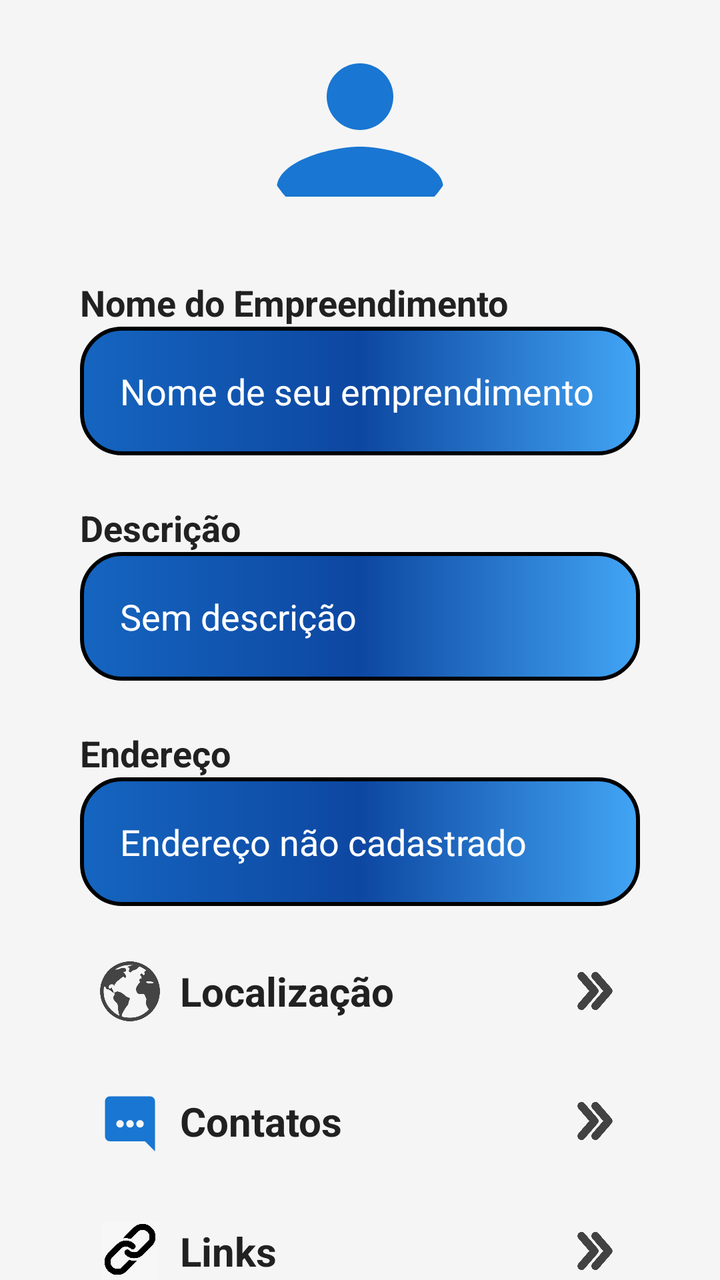
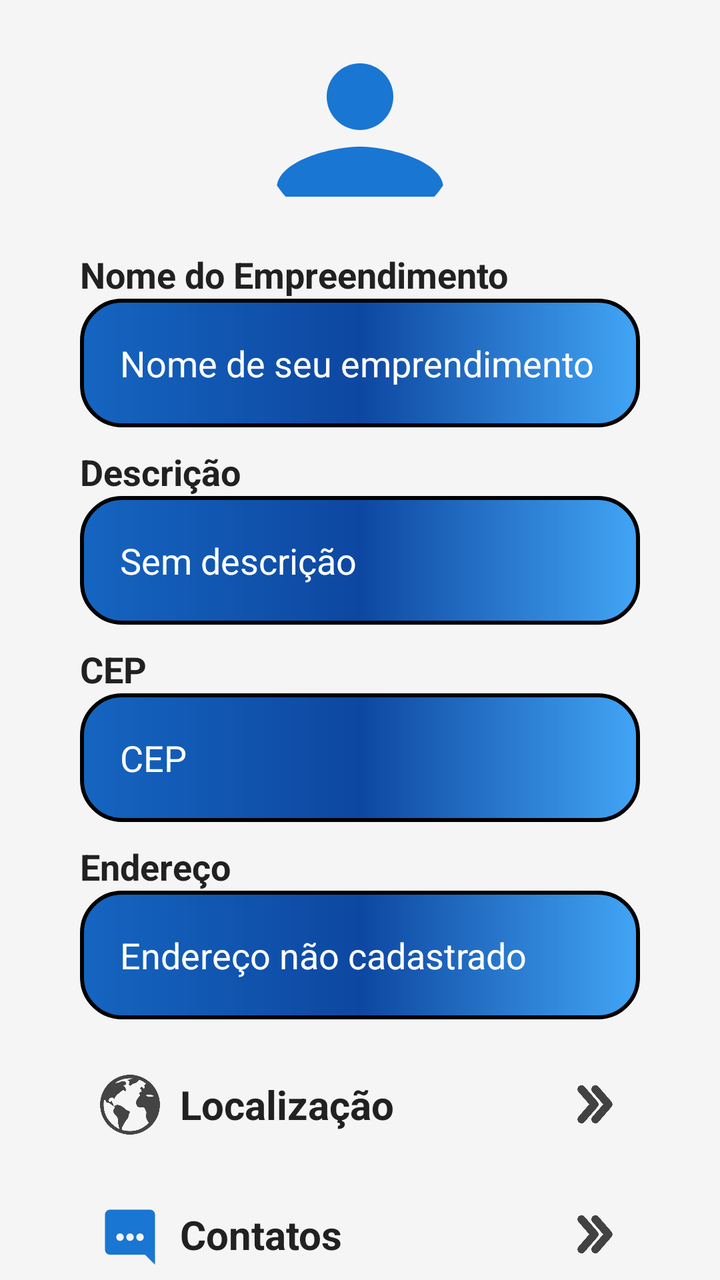

Two renders of the same Android screen: before a commit and after it. Below are the layout's source before the change and the commit's diff.
<!-- AndroidManifest.xml: application theme Theme.AppNegocios -->
<!-- res/layout/fragment_perfil.xml -->
<?xml version="1.0" encoding="utf-8"?>
<androidx.core.widget.NestedScrollView xmlns:android="http://schemas.android.com/apk/res/android"
    xmlns:tools="http://schemas.android.com/tools"
    android:layout_width="match_parent"
    android:layout_height="match_parent"
    android:fillViewport="true">

    <androidx.constraintlayout.widget.ConstraintLayout xmlns:android="http://schemas.android.com/apk/res/android"
        xmlns:app="http://schemas.android.com/apk/res-auto"
        xmlns:tools="http://schemas.android.com/tools"
        android:layout_width="match_parent"
        android:layout_height="match_parent"
        android:background="@drawable/backgroud"
        tools:context=".ui.perfil.PerfilFragment">

        <com.google.android.material.imageview.ShapeableImageView
            android:id="@+id/iconUser"
            android:layout_width="100dp"
            android:layout_height="100dp"
            android:layout_marginTop="15dp"
            android:layout_marginBottom="5dp"
            android:clickable="false"
            android:src="@drawable/ic_perfil"
            app:layout_constraintEnd_toEndOf="parent"
            app:layout_constraintStart_toStartOf="parent"
            app:layout_constraintTop_toTopOf="parent"
            app:shapeAppearanceOverlay="@style/RoundedImage" />

        <TextView
            android:id="@+id/text_alterFoto"
            android:layout_width="wrap_content"
            android:layout_height="wrap_content"
            android:layout_marginTop="5dp"
            android:text="Alterar foto de perfil"
            android:textColor="@color/blue_light"
            android:textSize="15sp"
            android:textStyle="bold"
            android:visibility="gone"
            app:layout_constraintEnd_toEndOf="parent"
            app:layout_constraintStart_toStartOf="parent"
            app:layout_constraintTop_toBottomOf="@+id/iconUser"

            />

        <TextView
            android:id="@+id/text_nome"
            android:layout_width="wrap_content"
            android:layout_height="wrap_content"
            android:layout_marginStart="40dp"
            android:layout_marginTop="24dp"
            android:text="@string/nome"
            android:textColor="@color/dark_gray"
            android:textSize="18sp"
            android:textStyle="bold"
            app:layout_constraintStart_toStartOf="parent"
            app:layout_constraintTop_toBottomOf="@+id/iconUser" />

        <EditText
            android:id="@+id/edit_nome"
            style="@style/edit_text"
            android:layout_marginTop="0dp"
            android:enabled="false"
            android:hint="Nome de seu emprendimento"
            android:inputType="text"
            android:textColor="@color/white"
            android:textColorHint="@color/white"
            app:layout_constraintEnd_toEndOf="parent"
            app:layout_constraintStart_toStartOf="parent"
            app:layout_constraintTop_toBottomOf="@+id/text_nome" />

        <TextView
            android:id="@+id/text_desc"
            android:layout_width="wrap_content"
            android:layout_height="wrap_content"
            android:layout_marginStart="40dp"
            android:layout_marginTop="24dp"
            android:text="Descrição"
            android:textColor="@color/dark_gray"
            android:textSize="18sp"
            android:textStyle="bold"
            app:layout_constraintStart_toStartOf="parent"
            app:layout_constraintTop_toBottomOf="@+id/edit_nome" />

        <EditText
            android:id="@+id/edit_descricao"
            style="@style/edit_text"
            android:layout_marginTop="0dp"
            android:enabled="false"
            android:hint="Sem descrição"
            android:maxLines="6"
            android:textColor="@color/white"
            android:textColorHint="@color/white"
            app:layout_constraintEnd_toEndOf="parent"
            app:layout_constraintStart_toStartOf="parent"
            app:layout_constraintTop_toBottomOf="@+id/text_desc" />

        <TextView
            android:id="@+id/text_endereco"
            android:layout_width="wrap_content"
            android:layout_height="wrap_content"
            android:layout_marginStart="40dp"
            android:layout_marginTop="24dp"
            android:text="Endereço"
            android:textColor="@color/dark_gray"
            android:textSize="18sp"
            android:textStyle="bold"
            app:layout_constraintStart_toStartOf="parent"
            app:layout_constraintTop_toBottomOf="@+id/edit_descricao" />

        <EditText
            android:id="@+id/edit_endereco"
            style="@style/edit_text"
            android:layout_marginTop="0dp"
            android:enabled="false"
            android:hint="Endereço não cadastrado"
            android:maxLines="6"
            android:textColor="@color/white"
            android:textColorHint="@color/white"
            app:layout_constraintEnd_toEndOf="parent"
            app:layout_constraintStart_toStartOf="parent"
            app:layout_constraintTop_toBottomOf="@+id/text_endereco" />

        <View
            android:id="@+id/bt_localizacao"
            android:layout_width="match_parent"
            android:layout_height="65dp"
            android:layout_marginTop="10dp"
            app:layout_constraintEnd_toEndOf="parent"
            app:layout_constraintStart_toStartOf="parent"
            app:layout_constraintTop_toBottomOf="@id/edit_endereco" />

        <ImageView
            android:id="@+id/ic_globo"
            android:layout_width="30dp"
            android:layout_height="30dp"
            android:layout_marginStart="50dp"
            android:src="@drawable/ic_globo"
            app:layout_constraintBottom_toBottomOf="@+id/bt_localizacao"
            app:layout_constraintStart_toStartOf="@+id/bt_localizacao"
            app:layout_constraintTop_toTopOf="@+id/bt_localizacao" />

        <TextView
            android:layout_width="wrap_content"
            android:layout_height="wrap_content"
            android:layout_marginStart="10dp"
            android:text="Localização"
            android:textColor="@color/dark_gray"
            android:textSize="20sp"
            android:textStyle="bold"
            app:layout_constraintBottom_toBottomOf="@+id/bt_localizacao"
            app:layout_constraintStart_toEndOf="@+id/ic_globo"
            app:layout_constraintTop_toTopOf="@+id/bt_localizacao" />

        <ImageView
            android:layout_width="25dp"
            android:layout_height="25dp"
            android:layout_marginEnd="50dp"
            android:src="@drawable/ic_seta_right"
            app:layout_constraintBottom_toBottomOf="@+id/bt_localizacao"
            app:layout_constraintEnd_toEndOf="@+id/bt_localizacao"
            app:layout_constraintTop_toTopOf="@+id/bt_localizacao" />

        <View
            android:id="@+id/bt_contatos"
            android:layout_width="match_parent"
            android:layout_height="65dp"
            app:layout_constraintEnd_toEndOf="parent"
            app:layout_constraintStart_toStartOf="parent"
            app:layout_constraintTop_toBottomOf="@id/bt_localizacao" />

        <ImageView
            android:id="@+id/ic_contato"
            android:layout_width="30dp"
            android:layout_height="30dp"
            android:layout_marginStart="50dp"
            android:src="@drawable/ic_balao_fala"
            app:layout_constraintBottom_toBottomOf="@+id/bt_contatos"
            app:layout_constraintStart_toStartOf="@+id/bt_contatos"
            app:layout_constraintTop_toTopOf="@+id/bt_contatos" />

        <TextView
            android:id="@+id/text_graficos"
            android:layout_width="wrap_content"
            android:layout_height="wrap_content"
            android:layout_marginStart="10dp"
            android:text="Contatos"
            android:textColor="@color/dark_gray"
            android:textSize="20sp"
            android:textStyle="bold"
            app:layout_constraintBottom_toBottomOf="@+id/bt_contatos"
            app:layout_constraintStart_toEndOf="@+id/ic_contato"
            app:layout_constraintTop_toTopOf="@+id/bt_contatos" />

        <ImageView
            android:layout_width="25dp"
            android:layout_height="25dp"
            android:layout_marginEnd="50dp"
            android:src="@drawable/ic_seta_right"
            app:layout_constraintBottom_toBottomOf="@+id/bt_contatos"
            app:layout_constraintEnd_toEndOf="@+id/bt_contatos"
            app:layout_constraintTop_toTopOf="@+id/bt_contatos" />

        <View
            android:id="@+id/bt_links"
            android:layout_width="match_parent"
            android:layout_height="65dp"
            app:layout_constraintEnd_toEndOf="parent"
            app:layout_constraintStart_toStartOf="parent"
            app:layout_constraintTop_toBottomOf="@id/bt_contatos" />

        <ImageView
            android:id="@+id/ic_links"
            android:layout_width="30dp"
            android:layout_height="30dp"
            android:layout_marginStart="50dp"
            android:src="@drawable/ic_link"
            app:layout_constraintBottom_toBottomOf="@+id/bt_links"
            app:layout_constraintStart_toStartOf="@+id/bt_links"
            app:layout_constraintTop_toTopOf="@+id/bt_links" />

        <TextView
            android:layout_width="wrap_content"
            android:layout_height="wrap_content"
            android:layout_marginStart="10dp"
            android:text="Links"
            android:textColor="@color/dark_gray"
            android:textSize="20sp"
            android:textStyle="bold"
            app:layout_constraintBottom_toBottomOf="@+id/bt_links"
            app:layout_constraintStart_toEndOf="@+id/ic_links"
            app:layout_constraintTop_toTopOf="@+id/bt_links" />

        <ImageView
            android:layout_width="25dp"
            android:layout_height="25dp"
            android:layout_marginEnd="50dp"
            android:src="@drawable/ic_seta_right"
            app:layout_constraintBottom_toBottomOf="@+id/bt_links"
            app:layout_constraintEnd_toEndOf="@+id/bt_links"
            app:layout_constraintTop_toTopOf="@+id/bt_links" />

        <View
            android:id="@+id/bt_relogio"
            android:layout_width="match_parent"
            android:layout_height="65dp"
            app:layout_constraintEnd_toEndOf="parent"
            app:layout_constraintStart_toStartOf="parent"
            app:layout_constraintTop_toBottomOf="@id/bt_links" />

        <ImageView
            android:id="@+id/ic_relogio"
            android:layout_width="30dp"
            android:layout_height="30dp"
            android:layout_marginStart="50dp"
            android:src="@drawable/ic_relogio"
            app:layout_constraintBottom_toBottomOf="@+id/bt_relogio"
            app:layout_constraintStart_toStartOf="@+id/bt_relogio"
            app:layout_constraintTop_toTopOf="@+id/bt_relogio" />

        <TextView
            android:layout_width="wrap_content"
            android:layout_height="wrap_content"
            android:layout_marginStart="10dp"
            android:text="Horários"
            android:textColor="@color/dark_gray"
            android:textSize="20sp"
            android:textStyle="bold"
            app:layout_constraintBottom_toBottomOf="@+id/bt_relogio"
            app:layout_constraintStart_toEndOf="@+id/ic_relogio"
            app:layout_constraintTop_toTopOf="@+id/bt_relogio" />

        <ImageView
            android:layout_width="25dp"
            android:layout_height="25dp"
            android:layout_marginEnd="50dp"
            android:src="@drawable/ic_seta_right"
            app:layout_constraintBottom_toBottomOf="@+id/bt_relogio"
            app:layout_constraintEnd_toEndOf="@+id/bt_relogio"
            app:layout_constraintTop_toTopOf="@+id/bt_relogio" />

        <androidx.constraintlayout.widget.ConstraintLayout
            android:id="@+id/bt_categoria"
            android:layout_width="match_parent"
            android:layout_height="wrap_content"
            android:minHeight="65dp"
            app:layout_constraintEnd_toEndOf="parent"
            app:layout_constraintStart_toStartOf="parent"
            app:layout_constraintTop_toBottomOf="@id/bt_relogio">

            <ImageView
                android:id="@+id/ic_categoria"
                android:layout_width="30dp"
                android:layout_height="30dp"
                android:layout_marginStart="50dp"
                android:src="@drawable/ic_categorias"
                app:layout_constraintBottom_toBottomOf="@+id/bt_categoria"
                app:layout_constraintStart_toStartOf="@+id/bt_categoria"
                app:layout_constraintTop_toTopOf="@+id/bt_categoria" />

            <TextView
                android:id="@+id/text_categoria"
                android:layout_width="match_parent"
                android:layout_height="wrap_content"
                android:layout_marginStart="10dp"
                android:ellipsize="none"
                android:gravity="center"
                android:scrollHorizontally="false"
                android:singleLine="false"
                android:text="Categoria"
                android:textColor="@color/dark_gray"
                android:textSize="20sp"
                android:textStyle="bold"
                app:layout_constraintBottom_toBottomOf="@+id/bt_categoria"
                app:layout_constraintStart_toEndOf="@+id/ic_categoria"
                app:layout_constraintTop_toTopOf="@+id/bt_categoria" />

            <ImageView
                android:layout_width="25dp"
                android:layout_height="25dp"
                android:layout_marginEnd="50dp"
                android:src="@drawable/ic_seta_right"
                app:layout_constraintBottom_toBottomOf="@+id/bt_categoria"
                app:layout_constraintEnd_toEndOf="@+id/bt_categoria"
                app:layout_constraintTop_toTopOf="@+id/bt_categoria" />

        </androidx.constraintlayout.widget.ConstraintLayout>

        <androidx.appcompat.widget.AppCompatButton
            android:id="@+id/bt_editar"
            style="@style/mediumButton"
            android:text="Editar Informações"
            android:visibility="visible"
            app:layout_constraintBottom_toBottomOf="parent"
            app:layout_constraintEnd_toEndOf="parent"
            app:layout_constraintStart_toStartOf="parent"
            app:layout_constraintTop_toBottomOf="@+id/bt_categoria" />

        <androidx.appcompat.widget.AppCompatButton
            android:id="@+id/bt_salvar"
            style="@style/mediumButton"
            android:layout_marginEnd="80dp"
            android:text="Salvar"
            android:visibility="gone"
            app:layout_constraintBottom_toBottomOf="parent"
            app:layout_constraintEnd_toEndOf="parent"
            app:layout_constraintTop_toBottomOf="@+id/bt_categoria" />

        <androidx.appcompat.widget.AppCompatButton
            android:id="@+id/bt_cancelar"
            style="@style/lightButton"
            android:layout_marginStart="80dp"
            android:background="@drawable/light_button_selector"
            android:text="Cancelar"
            android:visibility="gone"
            app:layout_constraintBottom_toBottomOf="parent"
            app:layout_constraintStart_toStartOf="parent"
            app:layout_constraintTop_toBottomOf="@+id/bt_categoria" />

    </androidx.constraintlayout.widget.ConstraintLayout>
</androidx.core.widget.NestedScrollView>
<!-- resources referenced by this layout -->
<resources>
  <color name="blue_light">#42A5F5</color>
  <color name="dark_gray">#212121</color>
  <color name="white">#FFFFFFFF</color>
  <!-- drawable backgroud (drawable) -->
  <?xml version="1.0" encoding="utf-8"?>
  <shape xmlns:android="http://schemas.android.com/apk/res/android">
      
      <solid android:color="@color/gray_light"/>
  </shape>
  <!-- drawable light_button_selector (drawable) -->
  <?xml version="1.0" encoding="utf-8"?>
  <selector xmlns:android="http://schemas.android.com/apk/res/android">
  
      
      <item android:state_pressed="true" android:drawable="@drawable/light_button_press" />
  
      
      <item android:drawable="@drawable/light_button" />
  
  </selector>
  <string name="nome">Nome do Empreendimento</string>
  <style name="RoundedImage" parent="">
          <item name="cornerFamily">rounded</item>
          <item name="cornerSize">50%</item>
      </style>
  <style name="Theme.AppNegocios" parent="Base.Theme.AppNegocios" />
  <color name="gray_light">#F5F5F5</color>
  <!-- drawable light_button_press (drawable) -->
  <?xml version="1.0" encoding="utf-8"?>
  <shape xmlns:android="http://schemas.android.com/apk/res/android">
  
      <corners android:radius="12dp" />
  
      <stroke
          android:width="1dp"
          android:color="#AAAAAA" />
  
      <gradient
          android:startColor="#E0E0E0"
          android:endColor="#D0D0D0"
          android:angle="270" />
  </shape>
  <!-- drawable light_button (drawable) -->
  <?xml version="1.0" encoding="utf-8"?>
  <shape xmlns:android="http://schemas.android.com/apk/res/android">
  
      <corners android:radius="12dp" />
  
      <stroke
          android:width="1dp"
          android:color="#CCCCCC" />
  
      <gradient
          android:startColor="#FDFDFD"
          android:endColor="#EDEDED"
          android:angle="270" />
  </shape>
  <!-- drawable edit_text (drawable) -->
  <?xml version="1.0" encoding="utf-8"?>
  <shape xmlns:android="http://schemas.android.com/apk/res/android">
  
      <gradient
          android:startColor="@color/primaryBlue"
          android:centerColor="@color/deepBlue"
          android:endColor="@color/blue_light"
          android:angle="0"
          />
      <corners android:radius="20dp"/>
      <stroke android:color="@color/black" android:width="2dp"/>
  
  </shape>
  <!-- drawable button_selector (drawable) -->
  <?xml version="1.0" encoding="utf-8"?>
  <selector xmlns:android="http://schemas.android.com/apk/res/android">
      <item android:drawable="@drawable/button_pressed" android:state_pressed="true" />
      <item android:drawable="@drawable/button" />
  </selector>
  <style name="Base.Theme.AppNegocios" parent="Theme.Material3.DayNight.NoActionBar">
          
          <item name="colorPrimary">@color/deepBlue</item>
      </style>
  <color name="primaryBlue">#1565C0</color>
  <color name="deepBlue">#0D47A1</color>
  <color name="black">#FF000000</color>
  <!-- drawable button_pressed (drawable) -->
  <?xml version="1.0" encoding="utf-8"?>
  <shape xmlns:android="http://schemas.android.com/apk/res/android">
      <corners android:radius="20dp" />
      <solid android:color="#daa520" /> 
  </shape>
  <!-- drawable button (drawable) -->
  <?xml version="1.0" encoding="utf-8"?>
  <shape xmlns:android="http://schemas.android.com/apk/res/android">
  
      <corners android:radius="20dp"/>
      <gradient
          android:startColor="@color/orangeAccent"
          android:centerColor="@color/yellowAccent"
          android:endColor="@color/amber"
          android:angle="180"
          />
  
  </shape>
  <color name="orangeAccent">#F57C00</color>
  <color name="yellowAccent">#FFC107</color>
  <color name="amber">#FFA000</color>
  <!-- unchanged entries left out for length: 10 -->
</resources>

<!-- the commit's change to res/layout/fragment_perfil.xml (unified diff, before → after) -->
@@ -47,7 +47,7 @@
             android:layout_width="wrap_content"
             android:layout_height="wrap_content"
             android:layout_marginStart="40dp"
-            android:layout_marginTop="24dp"
+            android:layout_marginTop="10dp"
             android:text="@string/nome"
             android:textColor="@color/dark_gray"
             android:textSize="18sp"
@@ -73,7 +73,7 @@
             android:layout_width="wrap_content"
             android:layout_height="wrap_content"
             android:layout_marginStart="40dp"
-            android:layout_marginTop="24dp"
+            android:layout_marginTop="10dp"
             android:text="Descrição"
             android:textColor="@color/dark_gray"
             android:textSize="18sp"
@@ -95,17 +95,43 @@
             app:layout_constraintTop_toBottomOf="@+id/text_desc" />
 
         <TextView
+            android:id="@+id/text_cep"
+            android:layout_width="wrap_content"
+            android:layout_height="wrap_content"
+            android:layout_marginStart="40dp"
+            android:layout_marginTop="10dp"
+            android:text="CEP"
+            android:textColor="@color/dark_gray"
+            android:textSize="18sp"
+            android:textStyle="bold"
+            app:layout_constraintStart_toStartOf="parent"
+            app:layout_constraintTop_toBottomOf="@+id/edit_descricao" />
+
+        <EditText
+            android:id="@+id/edit_cep"
+            style="@style/edit_text"
+            android:layout_marginTop="0dp"
+            android:enabled="false"
+            android:hint="CEP"
+            android:maxLines="6"
+            android:textColor="@color/white"
+            android:textColorHint="@color/white"
+            app:layout_constraintEnd_toEndOf="parent"
+            app:layout_constraintStart_toStartOf="parent"
+            app:layout_constraintTop_toBottomOf="@+id/text_cep" />
+
+        <TextView
             android:id="@+id/text_endereco"
             android:layout_width="wrap_content"
             android:layout_height="wrap_content"
             android:layout_marginStart="40dp"
-            android:layout_marginTop="24dp"
+            android:layout_marginTop="10dp"
             android:text="Endereço"
             android:textColor="@color/dark_gray"
             android:textSize="18sp"
             android:textStyle="bold"
             app:layout_constraintStart_toStartOf="parent"
-            app:layout_constraintTop_toBottomOf="@+id/edit_descricao" />
+            app:layout_constraintTop_toBottomOf="@+id/edit_cep" />
 
         <EditText
             android:id="@+id/edit_endereco"
